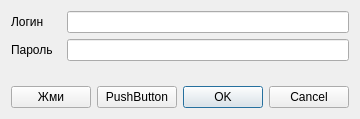
Qt form authorization.ui (nio-kun/timetable) before a commit.
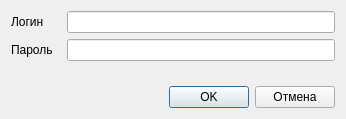
The same form after that commit.

Diff of the .ui file:
```diff
--- a/authorization.ui
+++ b/authorization.ui
@@ -6,7 +6,7 @@
    <rect>
     <x>0</x>
     <y>0</y>
-    <width>312</width>
+    <width>346</width>
     <height>119</height>
    </rect>
   </property>
@@ -39,7 +39,7 @@
       </widget>
      </item>
      <item>
-      <widget class="QLineEdit" name="lineEdit_2">
+      <widget class="QLineEdit" name="lineEdit">
        <property name="minimumSize">
         <size>
          <width>150</width>
@@ -75,7 +75,7 @@
       </widget>
      </item>
      <item>
-      <widget class="QLineEdit" name="lineEdit">
+      <widget class="QLineEdit" name="lineEdit_2">
        <property name="minimumSize">
         <size>
          <width>150</width>
@@ -105,26 +105,29 @@
    <item>
     <layout class="QHBoxLayout" name="horizontalLayout_4">
      <item>
-      <widget class="QPushButton" name="pushButton_2">
-       <property name="text">
-        <string>Жми</string>
-       </property>
-      </widget>
-     </item>
-     <item>
-      <widget class="QPushButton" name="pushButton">
-       <property name="text">
-        <string>PushButton</string>
-       </property>
-      </widget>
-     </item>
-     <item>
-      <widget class="QDialogButtonBox" name="buttonBox">
+      <spacer name="horizontalSpacer">
        <property name="orientation">
         <enum>Qt::Horizontal</enum>
        </property>
-       <property name="standardButtons">
-        <set>QDialogButtonBox::Cancel|QDialogButtonBox::Ok</set>
+       <property name="sizeHint" stdset="0">
+        <size>
+         <width>40</width>
+         <height>20</height>
+        </size>
+       </property>
+      </spacer>
+     </item>
+     <item>
+      <widget class="QPushButton" name="pushButton_2">
+       <property name="text">
+        <string>OK</string>
+       </property>
+      </widget>
+     </item>
+     <item>
+      <widget class="QPushButton" name="pushButton">
+       <property name="text">
+        <string>Отмена</string>
        </property>
       </widget>
      </item>
```
Left out of the diff: 35 changed lines with no effect on the pictures.
